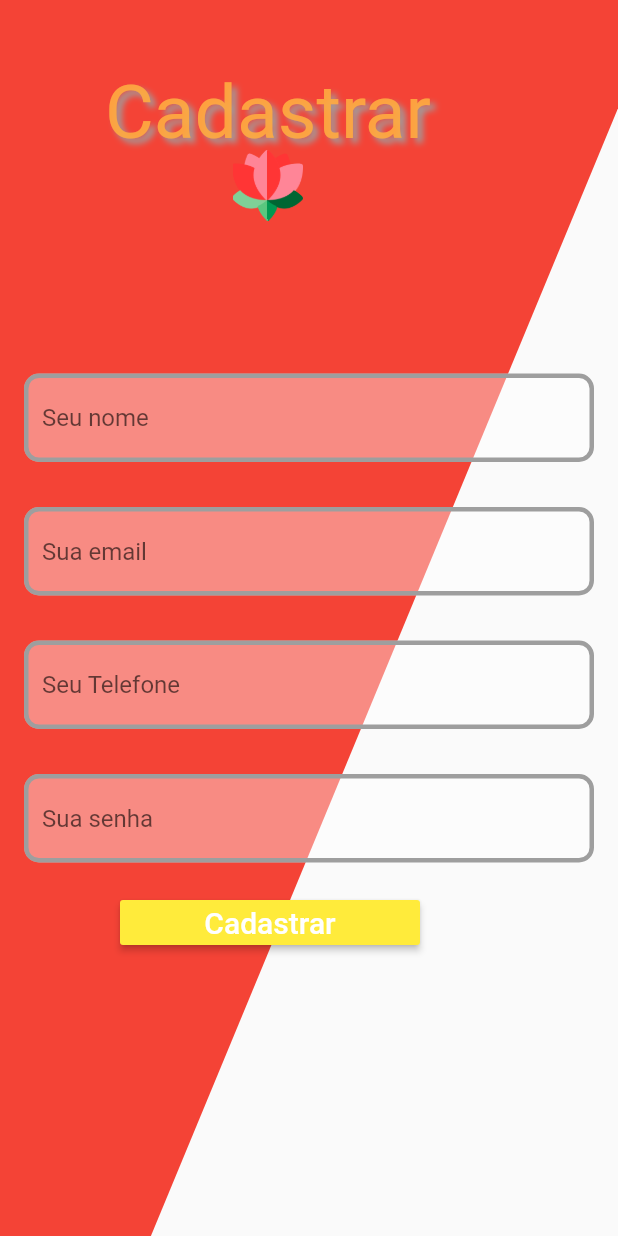
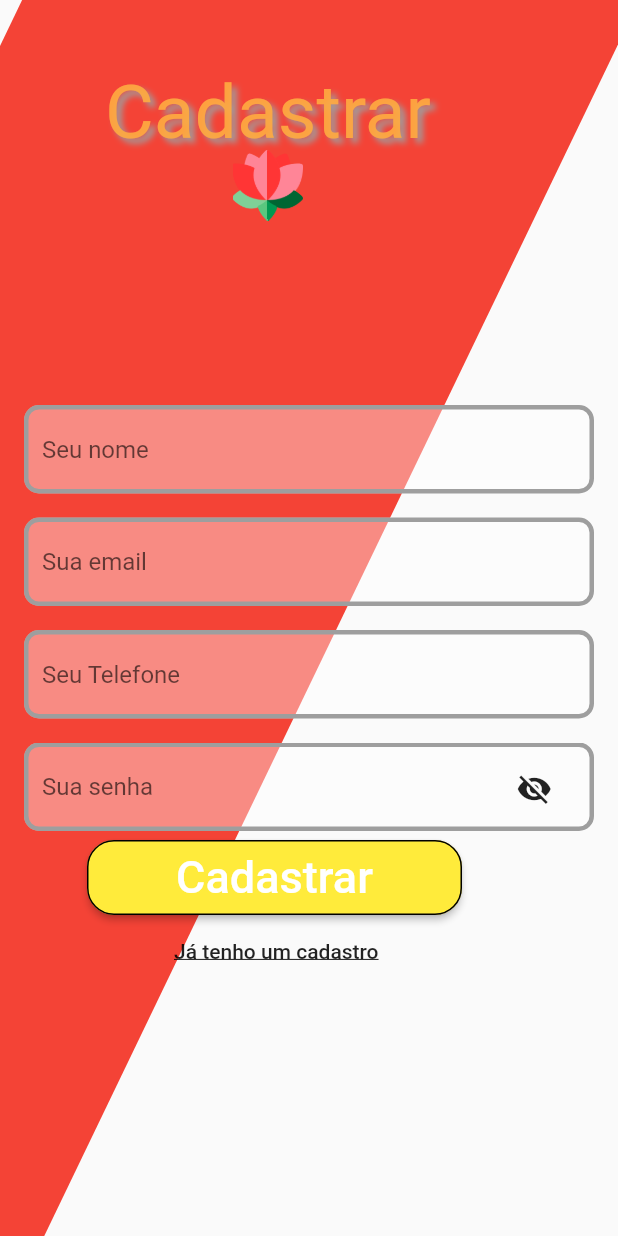
Before and after one commit to victorgrodriguesm7/delyrio-s, a Flutter app: the CadastroPage screen opened directly, on a phone screen of 412 x 824 dp. Run offline on Flutter 3.47's test engine with Material 2 defaults, Android fonts, the light colour scheme and no system bars.

Commit message:
Pagina de Cadastro feita

```diff
--- a/aplicativo/lib/src/Pages/Cadastro/cadastroPage.dart
+++ b/aplicativo/lib/src/Pages/Cadastro/cadastroPage.dart
@@ -1,3 +1,6 @@
+import 'package:aplicativo/src/Pages/Cadastro/cadastroController.dart';
+import 'package:aplicativo/src/Pages/Cadastro/cadastroRepository.dart';
+import 'package:aplicativo/src/Pages/Login/loginPage.dart';
 import 'package:flutter/material.dart';
 
 class CadastroPage extends StatefulWidget {
@@ -6,12 +9,21 @@ class CadastroPage extends StatefulWidget {
 }
 
 class _CadastroPageState extends State<CadastroPage> {
-  final key = GlobalKey<FormState>();
+ final _scaffoldKey = GlobalKey<ScaffoldState>();
+  CadastroController controller = CadastroController(CadastroRepository());
+  bool isObscure = true;
+
+  @override
+  void dispose() {
+    super.dispose();
+  }
+
   @override
   Widget build(BuildContext context) {
     double height = MediaQuery.of(context).size.height;
     double width = MediaQuery.of(context).size.width;
     return Scaffold(
+        key: _scaffoldKey,
         body: Center(
             child: Stack(
           children: [
@@ -19,11 +31,12 @@ class _CadastroPageState extends State<CadastroPage> {
                 left: -width * 0.3,
                 top: -height * 0.6,
                 child: Transform.rotate(
-              angle: 3.14159265359 / 8,
+                  angle: 3.14159265359 / 7,
                   child: Container(
-                  height: height * 2, width: height * 0.5, color: Colors.red),
-            )
-          ),
+                      height: height * 2,
+                      width: height * 0.45,
+                      color: Colors.red),
+                )),
             Positioned(
               top: 100,
               left: 155,
@@ -40,8 +53,7 @@ class _CadastroPageState extends State<CadastroPage> {
                   'assets/images/logo.png',
                   width: 46,
                   height: 46,
-            )
-          ),
+                )),
             Positioned(
                 top: 46,
                 left: 70,
@@ -56,25 +68,35 @@ class _CadastroPageState extends State<CadastroPage> {
                           offset: Offset(3.5, 3.5),
                         ),
                       ],
-                )
-              )
-            ),
+                    ))),
             Positioned(
                 child: Padding(
                     padding: EdgeInsets.all(16),
                     child: Center(
+
+                        child: Form(
+                          key: controller.formKey,
                           child: Column(
                               mainAxisAlignment: MainAxisAlignment.center,
                               children: <Widget>[
-                      TextField(
+
+                               TextFormField(
+                              validator: (value) {
+                                  if (value.isEmpty) {
+                                    return 'Campo não pode ser vazio';
+                                  }
+                                  return null;
+                                },
                                 keyboardType: TextInputType.multiline,
                                 decoration: InputDecoration(
+                                  errorStyle: TextStyle(color:Colors.black87,
+                                  fontSize: 15),
                                   filled: true,
                                   fillColor: Colors.white38,
                                   focusedBorder: OutlineInputBorder(
                                     borderRadius: BorderRadius.circular(10),
-                            borderSide:
-                                BorderSide(color: Colors.redAccent, width: 3.0),
+                                    borderSide: BorderSide(
+                                        color: Colors.redAccent, width: 3.0),
                                   ),
                                   enabledBorder: OutlineInputBorder(
                                     borderRadius: BorderRadius.circular(10),
@@ -83,19 +105,31 @@ class _CadastroPageState extends State<CadastroPage> {
                                   ),
                                   hintText: 'Seu nome',
                                 ),
+                                onChanged: controller.cadastroName,
                               ),
+
                             Padding(
-                        padding: EdgeInsets.only(top: 30),
+                              padding: EdgeInsets.only(top: 16),
                             ),
-                      TextField(
-                        keyboardType: TextInputType.multiline,
+                            TextFormField(
+                              validator: (value) {
+                                if (value.isEmpty) {
+                                  return 'Campo não pode ser vazio';
+                                } else if (!value.contains('@')) {
+                                  return 'Email não é válido';
+                                }
+                                return null;
+                              },
+                              keyboardType: TextInputType.emailAddress,
                               decoration: InputDecoration(
+                                 errorStyle: TextStyle(color:Colors.black87,
+                                  fontSize: 15),
                                 filled: true,
                                 fillColor: Colors.white38,
                                 focusedBorder: OutlineInputBorder(
                                   borderRadius: BorderRadius.circular(10),
-                            borderSide:
-                                BorderSide(color: Colors.redAccent, width: 3.0),
+                                  borderSide: BorderSide(
+                                      color: Colors.redAccent, width: 3.0),
                                 ),
                                 enabledBorder: OutlineInputBorder(
                                   borderRadius: BorderRadius.circular(10),
@@ -104,19 +138,28 @@ class _CadastroPageState extends State<CadastroPage> {
                                 ),
                                 hintText: 'Sua email',
                               ),
+                              onChanged: controller.cadastroEmail,
                             ),
                             Padding(
-                        padding: EdgeInsets.only(top: 30),
+                              padding: EdgeInsets.only(top: 16),
                             ),
-                      TextField(
-                        keyboardType: TextInputType.multiline,
+                            TextFormField(
+                              validator: (value) {
+                                if (value.isEmpty) {
+                                  return 'Campo não pode ser vazio';
+                                }
+                                return null;
+                              },
+                              keyboardType: TextInputType.number,
                               decoration: InputDecoration(
+                                 errorStyle: TextStyle(color:Colors.black87,
+                                  fontSize: 15),
                                 filled: true,
                                 fillColor: Colors.white38,
                                 focusedBorder: OutlineInputBorder(
                                   borderRadius: BorderRadius.circular(10),
-                            borderSide:
-                                BorderSide(color: Colors.redAccent, width: 3.0),
+                                  borderSide: BorderSide(
+                                      color: Colors.redAccent, width: 3.0),
                                 ),
                                 enabledBorder: OutlineInputBorder(
                                   borderRadius: BorderRadius.circular(10),
@@ -125,50 +168,102 @@ class _CadastroPageState extends State<CadastroPage> {
                                 ),
                                 hintText: 'Seu Telefone',
                               ),
+                              onChanged: controller.cadastroPhonenumber,
                             ),
                             Padding(
-                        padding: EdgeInsets.only(top: 30),
+                              padding: EdgeInsets.only(top: 16),
                             ),
-                      TextField(
+                            Stack(children: <Widget>[
+                              Positioned(
+                                  child: TextFormField(
+                                validator: (value) {
+                                  if (value.isEmpty) {
+                                    return 'Campo não pode ser vazio';
+                                  }
+                                  return null;
+                                },
+                                obscureText: isObscure,
                                 keyboardType: TextInputType.multiline,
                                 decoration: InputDecoration(
+                                   errorStyle: TextStyle(color:Colors.black87,
+                                  fontSize: 15),
                                   filled: true,
                                   fillColor: Colors.white38,
                                   focusedBorder: OutlineInputBorder(
                                     borderRadius: BorderRadius.circular(10),
-                            borderSide:
-                                BorderSide(color: Colors.redAccent, width: 3.0),
+                                    borderSide: BorderSide(
+                                        color: Colors.redAccent, width: 3.0),
                                   ),
                                   enabledBorder: OutlineInputBorder(
                                     borderRadius: BorderRadius.circular(10),
-                            borderSide:
-                                BorderSide(color: Colors.grey, width: 3.0),
+                                    borderSide: BorderSide(
+                                        color: Colors.grey, width: 3.0),
                                   ),
                                   hintText: 'Sua senha',
                                 ),
+                                onChanged: controller.cadastroPassword,
+                              )),
+                              Positioned(
+                                right: -width * 0.01,
+                                bottom: width * 0.01,
+                                child: FlatButton(
+                                  child: isObscure
+                                      ? Icon(Icons.visibility_off)
+                                      : Icon(Icons.visibility),
+                                  onPressed: () {
+                                    setState(() {
+                                      isObscure = !isObscure;
+                                    });
+                                  },
                                 ),
-                    ]
                               )
-                )
-              )
-            ),
+                            ]),
+                          ]),
+                        )))),
             Positioned(
-            width: 200,
-            height: 30,
-            left: 80,
-            top: 600,
+                width: 250,
+                height: 50,
+                left: 58,
+                top: 560,
                 child: RaisedButton(
+                  shape: RoundedRectangleBorder(
+                 borderRadius: BorderRadius.circular(18.0),
+                  side: BorderSide(color: Colors.black)
+                )  ,
                     color: Colors.yellow,
                     child: Text(
                       "Cadastrar",
-                  style: TextStyle(fontSize: 20, color: Colors.white),
+                      style: TextStyle(fontSize: 30, color: Colors.white),
                     ),
-                onPressed: () {}
-            )
-          )
+                    onPressed: () async {
+                      var sucesso = await controller.cadastrar();
+                      print(sucesso);
+                      if (sucesso == true) {
+                        Navigator.pushReplacement(
+                          context,
+                          MaterialPageRoute(
+                              builder: (_) => LoginPage()),//LoginPage
+                        );
+                      } else {
+                        _scaffoldKey.currentState.showSnackBar(SnackBar(
+                          content: Text('Erro no cadastro'),
+                          backgroundColor: Colors.black45,
+                        ));
+                      }
+                    })
+                    ),
+                    Positioned(
+                      top: 610,
+                      left: 100,
+                      child:FlatButton(onPressed: (){
+                        Navigator.pushReplacement(
+                          context,
+                          MaterialPageRoute(
+                              builder: (_) => Container()),//LoginPage
+                        );
+
+                    }, child: Text("Já tenho um cadastro",style: TextStyle(decoration: TextDecoration.underline),)) )
           ],
-        )
-      )
-    );
+        )));
   }
 }
```
Lines whose indentation alone changed are shown as unchanged.
